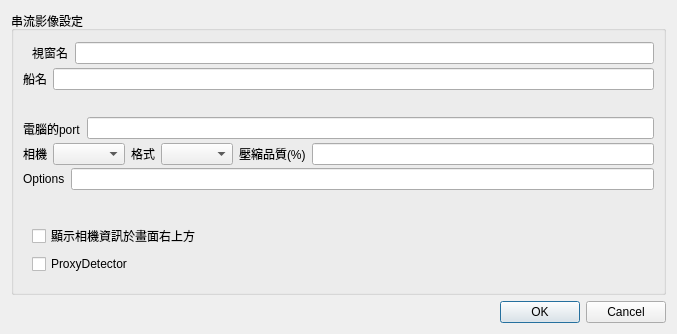
Qt form ui/videosettingsdialog.ui (sirius2beta/GPBase) before a commit.
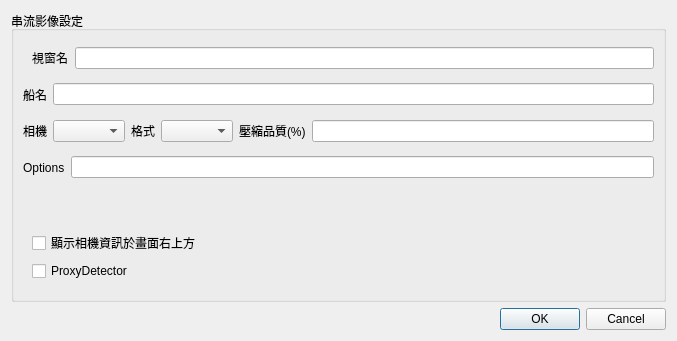
The same form after that commit.

Patch:
```diff
--- a/ui/videosettingsdialog.ui
+++ b/ui/videosettingsdialog.ui
@@ -7,7 +7,7 @@
     <x>0</x>
     <y>0</y>
     <width>677</width>
-    <height>334</height>
+    <height>341</height>
    </rect>
   </property>
   <property name="windowTitle">
@@ -79,52 +79,6 @@
         </layout>
        </widget>
       </item>
-      <item>
-       <widget class="QWidget" name="widget_7" native="true">
-        <layout class="QHBoxLayout" name="horizontalLayout_6">
-         <property name="leftMargin">
-          <number>0</number>
-         </property>
-         <property name="topMargin">
-          <number>2</number>
-         </property>
-         <property name="rightMargin">
-          <number>0</number>
-         </property>
-         <property name="bottomMargin">
-          <number>2</number>
-         </property>
-        </layout>
-       </widget>
-      </item>
-      <item>
-       <widget class="QWidget" name="widget" native="true">
-        <layout class="QHBoxLayout" name="horizontalLayout">
-         <property name="leftMargin">
-          <number>0</number>
-         </property>
-         <property name="topMargin">
-          <number>0</number>
-         </property>
-         <property name="rightMargin">
-          <number>0</number>
-         </property>
-         <property name="bottomMargin">
-          <number>0</number>
-         </property>
-         <item>
-          <widget class="QLabel" name="label_2">
-           <property name="text">
-            <string>電腦的port</string>
-           </property>
-          </widget>
-         </item>
-         <item>
-          <widget class="QLineEdit" name="PC_port_edit"/>
-         </item>
-        </layout>
-       </widget>
-      </item>
       <item>
        <widget class="QWidget" name="widget_3" native="true">
         <layout class="QHBoxLayout" name="horizontalLayout_3">
```
